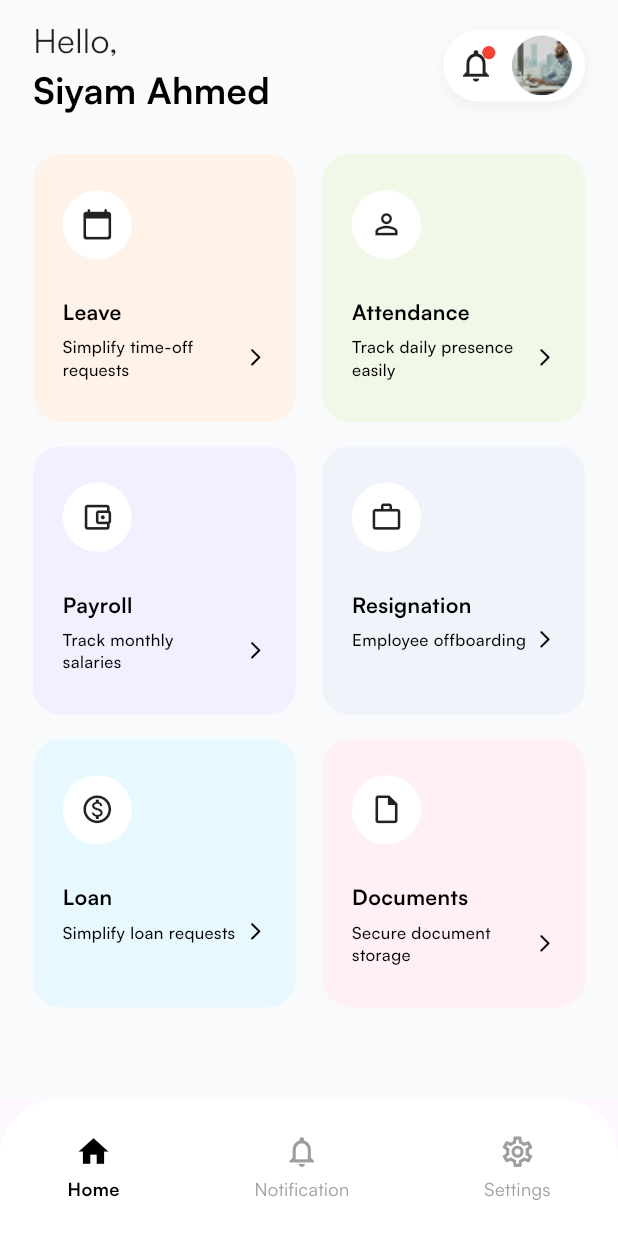
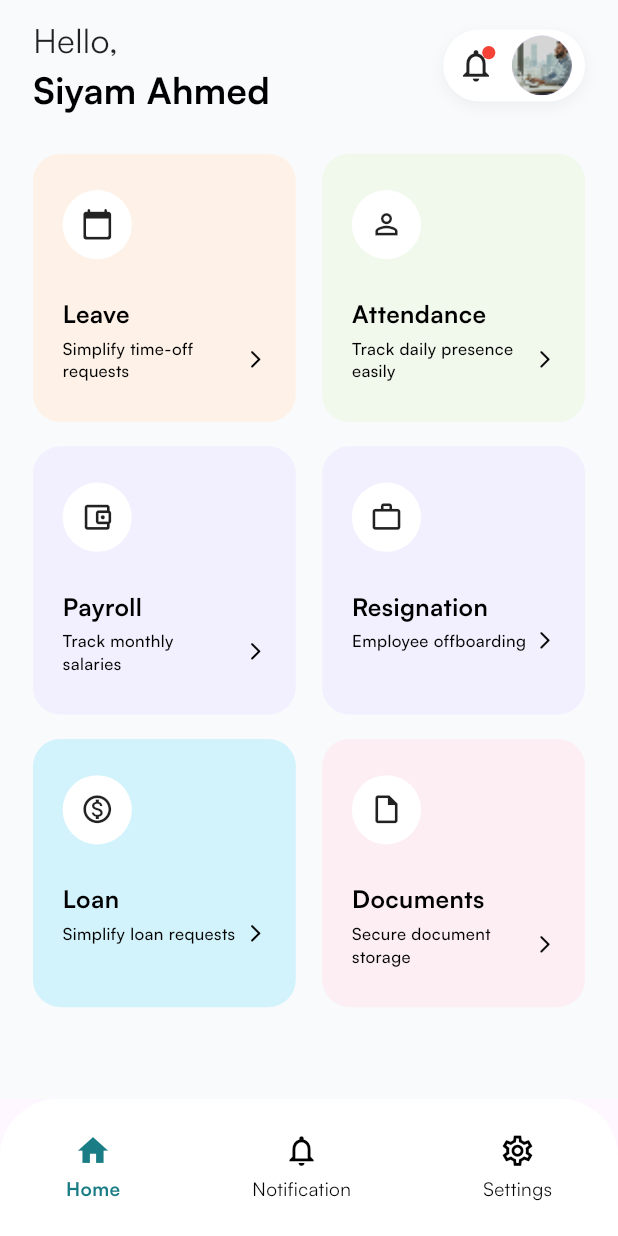
Before and after one commit to BidecSolutions/erp-mobile-app, a Flutter app: the screen it shows after launch, on a phone screen of 412 x 824 dp. Run offline on Flutter 3.47's test engine with Material 3 defaults, Android fonts, the phone set to English and light mode, and no system bars; our stand-ins replace flutter_screenutil, pinput.

Commit message:
colors file and few changes

```diff
--- /dev/null
+++ b/lib/constants/colors.dart
@@ -0,0 +1,23 @@
+import 'package:flutter/material.dart';
+
+class AppColors {
+  // Primary brand colors
+  static const Color primary = Color(0xFF1A7D85);
+  static const Color secondary = Color(0xFF56B7BA);
+
+  // Neutral / text colors
+  static const Color black = Color(0xFF000000);
+  static const Color white = Color(0xFFFFFFFF);
+  static const Color grey = Color(0xFF9E9E9E);
+  static const Color lightGrey = Color(0xFFF5F5F5);
+
+  // Backgrounds
+  static const Color background = Color(0xFFF8FAFC);
+  static const Color cardBackground = Color(0xFFFFFFFF);
+
+  // Alerts & Status colors
+  static const Color success = Color(0xFF4CAF50);
+  static const Color error = Color(0xFFF44336);
+  static const Color warning = Color(0xFFFFC107);
+  static const Color info = Color(0xFF2196F3);
+}
--- a/lib/screens/home_screen.dart
+++ b/lib/screens/home_screen.dart
@@ -1,4 +1,5 @@
 import 'package:flutter/material.dart';
+import 'package:flutter_app/constants/colors.dart';
 import 'package:flutter_app/controllers/navigation_controller.dart';
 import 'package:flutter_app/screens/Leave_Screens/leave_screen.dart';
 import 'package:flutter_screenutil/flutter_screenutil.dart';
@@ -13,43 +14,43 @@ class HomeScreen extends StatelessWidget {
         "title": "Leave",
         "subtitle": "Simplify time-off requests",
         "icon": Icons.calendar_today_rounded,
-        "color": const Color(0xFFFFF3E9),
+        "color": const Color(0xFFFEF2E8),
         "route": const LeaveScreen(),
       },
       {
         "title": "Attendance",
         "subtitle": "Track daily presence easily",
         "icon": Icons.person_outline,
-        "color": const Color(0xFFF2F8E8),
+        "color": const Color(0xFFF1F8EC),
       },
       {
         "title": "Payroll",
         "subtitle": "Track monthly salaries",
         "icon": Icons.account_balance_wallet_outlined,
-        "color": const Color(0xFFF2F0FF),
+        "color": const Color(0xFFF2F0FE),
       },
       {
         "title": "Resignation",
         "subtitle": "Employee offboarding",
         "icon": Icons.work_outline,
-        "color": const Color(0xFFF0F3FA),
+        "color": const Color(0xFFF2F0FE),
       },
       {
         "title": "Loan",
         "subtitle": "Simplify loan requests",
         "icon": Icons.monetization_on_outlined,
-        "color": const Color(0xFFE8F8FF),
+        "color": const Color(0xFFD2F3FB),
       },
       {
         "title": "Documents",
         "subtitle": "Secure document storage",
         "icon": Icons.insert_drive_file_outlined,
-        "color": const Color(0xFFFFF0F4),
+        "color": const Color(0xFFFDEEF3),
       },
     ];
 
     return Scaffold(
-      backgroundColor: const Color(0xFFF8FAFC),
+      backgroundColor: AppColors.background,
       body: SafeArea(
         child: Padding(
           padding: EdgeInsets.symmetric(horizontal: 20.w, vertical: 10.h),
@@ -156,7 +157,7 @@ class HomeScreen extends StatelessWidget {
                       final card = _cards[index];
                       return GestureDetector(
                         onTap: () {
-                          AppNavigator.goToScreen(1); // show leave screen
+                          AppNavigator.goToScreen(1);
                         },
                         child: Container(
                           decoration: BoxDecoration(
@@ -191,7 +192,7 @@ class HomeScreen extends StatelessWidget {
                                   Text(
                                     card["title"],
                                     style: TextStyle(
-                                      fontSize: 14.sp,
+                                      fontSize: 16.sp,
                                       fontWeight: FontWeight.w800,
                                       color: Colors.black,
                                       fontFamily: 'Satoshi',
@@ -199,7 +200,7 @@ class HomeScreen extends StatelessWidget {
                                     maxLines: 1,
                                     overflow: TextOverflow.ellipsis,
                                   ),
-                                  SizedBox(height: 6.h),
+                                  SizedBox(height: 4.h),
                                   Row(
                                     children: [
                                       Expanded(
--- a/lib/widgets/bottom_nav_bar.dart
+++ b/lib/widgets/bottom_nav_bar.dart
@@ -44,7 +44,7 @@ class CustomBottomNavBar extends StatelessWidget {
         children: [
           Icon(
             isActive ? filledIcon : outlinedIcon,
-            color: isActive ? Colors.black : Colors.grey,
+            color: isActive ?  Color(0xFF1A7D85) :  Color(0xFF000000),
             size: 24.sp,
           ),
           SizedBox(height: 4.h),
@@ -52,8 +52,8 @@ class CustomBottomNavBar extends StatelessWidget {
             label,
             style: TextStyle(
               fontFamily: 'Satoshi',
-              color: isActive ? Colors.black : Colors.grey,
-              fontSize: 12.sp,
+              color: isActive ? Color(0xFF1A7D85) :  Color(0xFF000000),
+              fontSize: 12.5.sp,
               fontWeight: isActive ? FontWeight.w600 : FontWeight.w400,
             ),
           ),
```
Also changed, not shown: lib/routes/app_routes.dart (+4 -5 lines).
